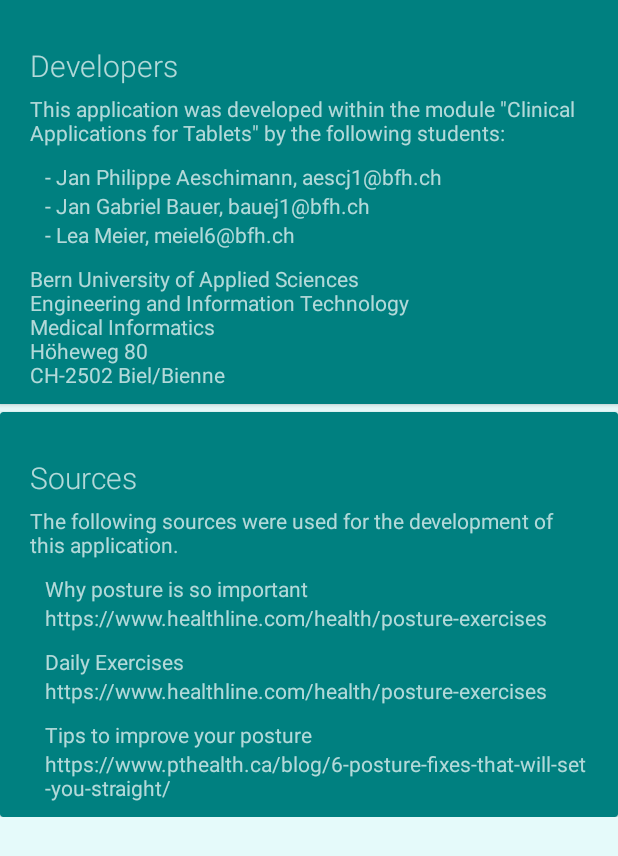
After one commit to bauej1/popa, an Android app: the layout impressum.xml on its own in the app's theme, with its tools: preview values and no code run, on a phone screen of 412 x 824 dp. The commit adds this screen. Shown: the top 856 px of the screen. Run offline under Robolectric (Android 15) with nearby library versions, the phone set to English and light mode, and no system bars.

Commit message:
added impressum

```diff
--- a/app/src/main/java/com/popa/popa/activities/SettingsActivity.java
+++ b/app/src/main/java/com/popa/popa/activities/SettingsActivity.java
@@ -1,8 +1,11 @@
 package com.popa.popa.activities;
 
 import android.app.Activity;
+import android.app.AlertDialog;
+import android.content.Context;
 import android.content.Intent;
 import android.os.Bundle;
+import android.view.LayoutInflater;
 import android.view.View;
 import android.widget.Button;
 import android.widget.Switch;
@@ -23,6 +26,7 @@ public class SettingsActivity extends Activity{
     TextView email;
     SensorService sensorService;
     Button logOut;
+    Button impressum;
 
     Intent intent = null;
 
@@ -37,6 +41,7 @@ public class SettingsActivity extends Activity{
         tStatus = (TextView) findViewById(R.id.tStatus);
         logOut = (Button) findViewById(R.id.logOutButton);
         email = findViewById(R.id.tEmailSettings);
+        impressum = findViewById(R.id.impressumButton);
 
         swConnect.setOnCheckedChangeListener((compoundButton, b) -> {
 
@@ -59,6 +64,18 @@ public class SettingsActivity extends Activity{
             }
         });
 
+        impressum.setOnClickListener(new View.OnClickListener() {
+            @Override
+            public void onClick(View view) {
+                LayoutInflater inflater = (LayoutInflater) getSystemService(Context.LAYOUT_INFLATER_SERVICE);
+                final View impressum = inflater.inflate(R.layout.impressum,null, false);
+                AlertDialog.Builder builder = new AlertDialog.Builder(SettingsActivity.this);
+                builder.setView(impressum);
+                AlertDialog dialog = builder.create();
+                dialog.show();
+            }
+        });
+
         getCurrentUserEmail();
 
 
--- /dev/null
+++ b/app/src/main/res/drawable/custom_background_grey.xml
@@ -0,0 +1,7 @@
+<?xml version="1.0" encoding="utf-8"?>
+<shape xmlns:android="http://schemas.android.com/apk/res/android">
+    <solid android:color="@color/textColorLight"/>
+    <stroke android:width="3dp" android:color="@color/textColorLight" />
+    <corners android:radius="10dp"/>
+    <padding android:left="0dp" android:top="0dp" android:right="0dp" android:bottom="0dp" />
+</shape>
--- a/app/src/main/res/layout/activity_settings.xml
+++ b/app/src/main/res/layout/activity_settings.xml
@@ -291,4 +291,12 @@
         android:background="@drawable/custom_background"
         android:text="@string/logOut" />
 
+    <Button
+        android:id="@+id/impressumButton"
+        android:layout_width="match_parent"
+        android:layout_height="wrap_content"
+        android:layout_margin="5dp"
+        android:background="@drawable/custom_background_grey"
+        android:text="@string/impressum" />
+
 </LinearLayout>
--- /dev/null
+++ b/app/src/main/res/layout/impressum.xml
@@ -0,0 +1,160 @@
+<?xml version="1.0" encoding="utf-8"?>
+<ScrollView
+    xmlns:android="http://schemas.android.com/apk/res/android"
+    xmlns:app="http://schemas.android.com/apk/res-auto"
+    android:layout_width="match_parent"
+    android:layout_height="match_parent"
+    android:layout_weight="3"
+    android:background="@color/appBackground"
+    android:orientation="vertical">
+
+    <LinearLayout
+        android:layout_width="match_parent"
+        android:layout_height="wrap_content"
+        android:orientation="vertical"
+        android:scrollbarAlwaysDrawVerticalTrack="true"
+        android:scrollbars="vertical">
+
+        <android.support.v7.widget.CardView
+            android:layout_width="match_parent"
+            android:layout_height="wrap_content"
+            android:layout_gravity="center_horizontal"
+            app:cardBackgroundColor="@color/tileBackground"
+            app:cardCornerRadius="0dp">
+
+            <LinearLayout
+                android:layout_width="match_parent"
+                android:layout_height="match_parent"
+                android:layout_marginBottom="10dp"
+                android:orientation="vertical"
+                android:paddingLeft="20dp"
+                android:paddingTop="30dp"
+                android:paddingRight="20dp">
+
+                <TextView
+                    android:id="@+id/textView30"
+                    android:layout_width="wrap_content"
+                    android:layout_height="wrap_content"
+                    android:fontFamily="sans-serif-light"
+                    android:text="@string/developers"
+                    android:textSize="20dp" />
+
+                <TextView
+                    android:id="@+id/textView31"
+                    android:layout_width="wrap_content"
+                    android:layout_height="wrap_content"
+                    android:layout_marginTop="5dp"
+                    android:text="@string/developersExpl" />
+
+                <TextView
+                    android:id="@+id/textView53"
+                    android:layout_width="match_parent"
+                    android:layout_height="wrap_content"
+                    android:layout_marginLeft="10dp"
+                    android:layout_marginTop="10dp"
+                    android:text="@string/aescj1" />
+
+                <TextView
+                    android:id="@+id/textView54"
+                    android:layout_width="match_parent"
+                    android:layout_height="wrap_content"
+                    android:layout_marginLeft="10dp"
+                    android:text="@string/bauej1" />
+
+                <TextView
+                    android:id="@+id/textView55"
+                    android:layout_width="match_parent"
+                    android:layout_height="wrap_content"
+                    android:layout_marginLeft="10dp"
+                    android:text="@string/meiel6" />
+
+                <TextView
+                    android:id="@+id/textView61"
+                    android:layout_width="match_parent"
+                    android:layout_height="wrap_content"
+                    android:layout_marginTop="10dp"
+                    android:text="@string/bfh" />
+            </LinearLayout>
+
+        </android.support.v7.widget.CardView>
+
+        <android.support.v7.widget.CardView
+            android:layout_width="match_parent"
+            android:layout_height="match_parent"
+            android:layout_marginTop="5dp"
+            app:cardBackgroundColor="@color/tileBackground">
+
+            <LinearLayout
+                android:layout_width="match_parent"
+                android:layout_height="match_parent"
+                android:layout_marginBottom="10dp"
+                android:orientation="vertical"
+                android:paddingLeft="20dp"
+                android:paddingTop="30dp"
+                android:paddingRight="20dp">
+
+                <TextView
+                    android:id="@+id/textView56"
+                    android:layout_width="wrap_content"
+                    android:layout_height="wrap_content"
+                    android:fontFamily="sans-serif-light"
+                    android:text="@string/sources"
+                    android:textSize="20dp" />
+
+                <TextView
+                    android:id="@+id/textView57"
+                    android:layout_width="wrap_content"
+                    android:layout_height="wrap_content"
+                    android:layout_marginTop="5dp"
+                    android:text="@string/sourcesExpl" />
+
+                <TextView
+                    android:id="@+id/textView58"
+                    android:layout_width="match_parent"
+                    android:layout_height="wrap_content"
+                    android:layout_marginLeft="10dp"
+                    android:layout_marginTop="10dp"
+                    android:text="@string/postureImportance" />
+
+                <TextView
+                    android:id="@+id/textView59"
+                    android:layout_width="match_parent"
+                    android:layout_height="wrap_content"
+                    android:layout_marginLeft="10dp"
+                    android:text="@string/imprPostureImportant" />
+
+                <TextView
+                    android:id="@+id/textView60"
+                    android:layout_width="match_parent"
+                    android:layout_height="wrap_content"
+                    android:layout_marginLeft="10dp"
+                    android:layout_marginTop="10dp"
+                    android:text="@string/dailyExercises" />
+
+                <TextView
+                    android:id="@+id/textView62"
+                    android:layout_width="match_parent"
+                    android:layout_height="wrap_content"
+                    android:layout_marginLeft="10dp"
+                    android:text="@string/imprDailyExercises" />
+
+                <TextView
+                    android:id="@+id/textView63"
+                    android:layout_width="match_parent"
+                    android:layout_height="wrap_content"
+                    android:layout_marginLeft="10dp"
+                    android:layout_marginTop="10dp"
+                    android:text="@string/tips" />
+
+                <TextView
+                    android:id="@+id/textView64"
+                    android:layout_width="match_parent"
+                    android:layout_height="wrap_content"
+                    android:layout_marginLeft="10dp"
+                    android:text="@string/imprImprovePosture" />
+            </LinearLayout>
+        </android.support.v7.widget.CardView>
+
+    </LinearLayout>
+
+</ScrollView>
--- a/app/src/main/res/values/strings.xml
+++ b/app/src/main/res/values/strings.xml
@@ -149,6 +149,16 @@
     <string name="dfd5">Press firmly into your hands and keep your heels slightly lifted.</string>
     <string name="dfd6">Remain in this pose for up to 1 minute.</string>
     <string name="tutorial">Tutorial</string>
-
-
+    <string name="impressum">Impressum</string>
+    <string name="developers">Developers</string>
+    <string name="developersExpl">This application was developed within the module \"Clinical Applications for Tablets\" by the following students:</string>
+    <string name="aescj1">- Jan Philippe Aeschimann, aescj1@bfh.ch</string>
+    <string name="bauej1">- Jan Gabriel Bauer, bauej1@bfh.ch</string>
+    <string name="meiel6">- Lea Meier, meiel6@bfh.ch</string>
+    <string name="bfh">Bern University of Applied Sciences \nEngineering and Information Technology \nMedical Informatics \nHöheweg 80 \nCH-2502 Biel/Bienne</string>
+    <string name="sources">Sources</string>
+    <string name="sourcesExpl">The following sources were used for the development of this application.</string>
+    <string name="imprPostureImportant">https://www.healthline.com/health/posture-exercises</string>
+    <string name="imprDailyExercises">https://www.healthline.com/health/posture-exercises</string>
+    <string name="imprImprovePosture">https://www.pthealth.ca/blog/6-posture-fixes-that-will-set-you-straight/</string>
 </resources>
```
